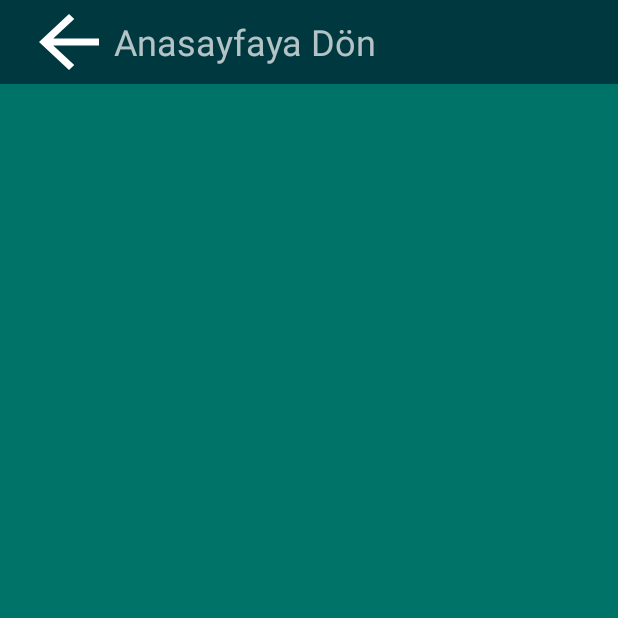
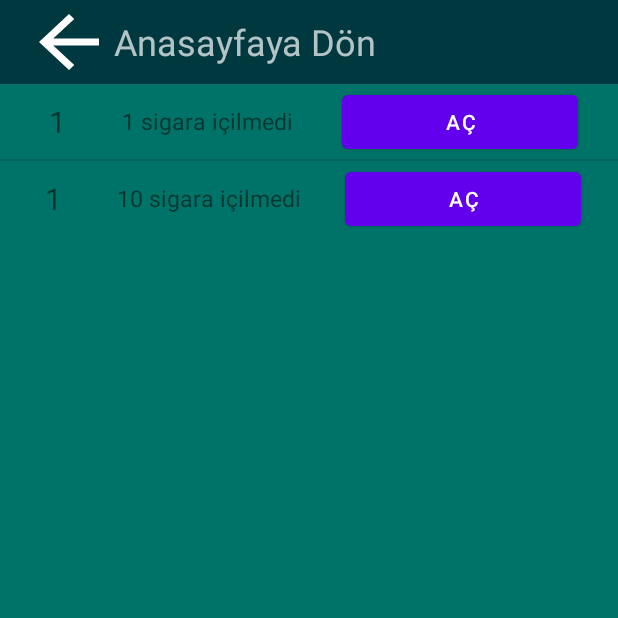
Before and after one commit to ddincerdem/QuitQuick, an Android app: the AchievementActivity screen opened directly, with no data from a screen before it, on a phone screen of 412 x 824 dp, the top half of it. Run offline under Robolectric (Android 15) with nearby library versions, the phone set to English and light mode, and no system bars; our stand-ins replace Room's generated code.

Commit message:
Achievement Activity
Achiviement'lar için ListView ve Adapter sınıfları oluşturuldu.

```diff
--- a/app/src/main/java/com/example/quitquick/AchievementActivity.java
+++ b/app/src/main/java/com/example/quitquick/AchievementActivity.java
@@ -2,13 +2,25 @@ package com.example.quitquick;
 
 import androidx.appcompat.app.AppCompatActivity;
 import androidx.appcompat.widget.Toolbar;
+import androidx.lifecycle.LiveData;
+import androidx.lifecycle.ViewModelProvider;
 
 import android.os.Bundle;
 import android.widget.ImageButton;
+import android.widget.ListView;
+
+import com.example.quitquick.Entities.Achievement;
+import com.example.quitquick.ViewModels.AchievementVM;
+
+import java.util.List;
 
 public class AchievementActivity extends AppCompatActivity {
     Toolbar toolbar;
     ImageButton btnReturnHome;
+    List<Achievement> achievementList;
+    ListView achievements;
+    private AchievementVM achievementVM;
+
     @Override
     protected void onCreate(Bundle savedInstanceState) {
         super.onCreate(savedInstanceState);
@@ -17,12 +29,18 @@ public class AchievementActivity extends AppCompatActivity {
         toolbar = findViewById(R.id.actionBarReturnHome);
         btnReturnHome=findViewById(R.id.btnAppBarReturnHome);
         setSupportActionBar(toolbar);
-        getSupportActionBar().setDisplayShowTitleEnabled(false);
+        achievementVM = new ViewModelProvider(this).get(com.example.quitquick.ViewModels.AchievementVM.class);
+
 
           btnReturnHome.setOnClickListener(v -> {
                 this.finish();
+
            });
 
+        achievementList=achievementVM.getAllAchievements();
+        AchievementAdapter adapter = new AchievementAdapter(AchievementActivity.this,R.layout.achievement_template,achievementList);
+        achievements = findViewById(R.id.lvAchievements);
+        achievements.setAdapter(adapter);
 
     }
 }
--- /dev/null
+++ b/app/src/main/java/com/example/quitquick/AchievementAdapter.java
@@ -0,0 +1,48 @@
+package com.example.quitquick;
+
+import android.content.Context;
+import android.view.LayoutInflater;
+import android.view.View;
+import android.view.ViewGroup;
+import android.widget.ArrayAdapter;
+import android.widget.Button;
+import android.widget.TextView;
+
+import androidx.annotation.NonNull;
+import androidx.annotation.Nullable;
+import androidx.lifecycle.LiveData;
+
+import com.example.quitquick.Entities.Achievement;
+
+import java.lang.reflect.Array;
+import java.util.List;
+
+public class AchievementAdapter extends ArrayAdapter<Achievement> {
+    private List<Achievement> achievements;
+    Context context;
+    int layoutId;
+
+    public AchievementAdapter(@NonNull Context context, int resource, @NonNull List<Achievement> achievementList) {
+        super(context, resource,  achievementList);
+        this.context = context;
+        this.layoutId = resource;
+        this.achievements = achievementList;
+    }
+    public View getView(int position, @Nullable View convertView, @NonNull ViewGroup parent){
+        LayoutInflater inflater =LayoutInflater.from(context);
+        View view = inflater.inflate(layoutId,parent,false);
+
+        TextView tvAchDescription = view.findViewById(R.id.achievementDesc);
+        TextView tvAchProgress = view.findViewById(R.id.achievementProgress);
+        Button btnUnlock = view.findViewById(R.id.btnUnlockTitle);
+
+        Achievement ach = achievements.get(position);
+        tvAchDescription.setText(ach.getAchDesc());
+        tvAchProgress.setText("1");
+
+
+
+
+        return view;
+    }
+}
--- a/app/src/main/java/com/example/quitquick/DAO/qqDAO.java
+++ b/app/src/main/java/com/example/quitquick/DAO/qqDAO.java
@@ -69,10 +69,12 @@ public interface qqDAO {
     @Query("SELECT * FROM USER WHERE UserID = :uid")
     LiveData<List<UserWithAchivements>> getUserWithAchievements(int uid);
 
-    @Transaction
+
     @Query("SELECT * FROM ACHIEVEMENT")
-     List<Achievement> getAllAchievements();
+    List<Achievement> getAllAchievements();
 
+    @Insert
+    void insertAchievement(Achievement achievement);
 
     //UserWithUnvan Queries
 
--- a/app/src/main/java/com/example/quitquick/Repository/AchievementREP.java
+++ b/app/src/main/java/com/example/quitquick/Repository/AchievementREP.java
@@ -3,6 +3,7 @@ package com.example.quitquick.Repository;
 import android.app.Application;
 
 import androidx.lifecycle.LiveData;
+import androidx.room.Insert;
 import androidx.room.Query;
 
 import com.example.quitquick.DAO.qqDAO;
@@ -13,16 +14,20 @@ import java.util.List;
 
 public class AchievementREP {
     private qqDAO dao;
-    private LiveData<List<Achievement>> liveDataAchievements;
+    private List<Achievement> liveDataAchievements;
 
     public AchievementREP(Application application){
         QuitQuickDB db = QuitQuickDB.getDB(application.getApplicationContext());
         dao = db.getDao();
-        //liveDataAchievements =dao.getAllA();
+
     }
 
     @Query("Select * from ACHIEVEMENT")
-    public LiveData<List<Achievement>>getAllAchievements(){return liveDataAchievements;}
+    public List<Achievement>getAllAchievements(){return dao.getAllAchievements();}
 
+    @Insert
+    public void insertAchievement(Achievement achievement) {
+        dao.insertAchievement(achievement);
+    }
 
 }
--- a/app/src/main/java/com/example/quitquick/ViewModels/AchievementVM.java
+++ b/app/src/main/java/com/example/quitquick/ViewModels/AchievementVM.java
@@ -17,15 +17,16 @@ import java.util.List;
 public class AchievementVM extends AndroidViewModel {
 
     private AchievementREP achievementRep;
-    private LiveData<List<Achievement>> liveAchievements;
+    private List<Achievement> liveAchievements;
     public AchievementVM(@NonNull @NotNull Application application) {
         super(application);
         achievementRep = new AchievementREP(application);
-        liveAchievements = achievementRep.getAllAchievements();
     }
 
     @Query("Select * from ACHIEVEMENT")
-    public LiveData<List<Achievement>>getAllAchievements(){return liveAchievements;}
-
+    public List<Achievement>getAllAchievements(){return achievementRep.getAllAchievements();}
+    void insertAchievement(Achievement achievement){
+        achievementRep.insertAchievement(achievement);
+    }
 
 }
--- /dev/null
+++ b/app/src/main/res/layout/achievement_template.xml
@@ -0,0 +1,44 @@
+<?xml version="1.0" encoding="utf-8"?>
+<androidx.constraintlayout.widget.ConstraintLayout xmlns:android="http://schemas.android.com/apk/res/android"
+    xmlns:tools="http://schemas.android.com/tools"
+    android:layout_width="match_parent"
+    android:layout_height="wrap_content"
+    xmlns:app="http://schemas.android.com/apk/res-auto">
+
+
+    <TextView
+        android:padding="5dp"
+        android:id="@+id/achievementProgress"
+        android:layout_width="wrap_content"
+        android:layout_height="wrap_content"
+        android:text="1/20"
+        android:textSize="20sp"
+        app:layout_constraintStart_toStartOf="parent"
+        app:layout_constraintEnd_toStartOf="@id/achievementDesc"
+        android:gravity="center"
+        app:layout_constraintBottom_toBottomOf="parent"
+        app:layout_constraintTop_toTopOf="parent"/>
+    <TextView
+        android:id="@+id/achievementDesc"
+        android:layout_width="wrap_content"
+        android:layout_height="50dp"
+        android:text="İçilmeyen Sigaraaaaaa"
+        android:gravity="center"
+        android:textSize="15sp"
+        app:layout_constraintEnd_toStartOf="@+id/btnUnlockTitle"
+        app:layout_constraintStart_toEndOf="@id/achievementProgress"
+        app:layout_constraintTop_toTopOf="parent"
+        android:padding="5dp"/>
+
+
+    <Button
+        android:padding="5dp"
+        android:id="@+id/btnUnlockTitle"
+        android:layout_width="157dp"
+        android:layout_height="wrap_content"
+        android:text="Aç"
+        app:layout_constraintTop_toTopOf="parent"
+        app:layout_constraintBottom_toBottomOf="parent"
+        app:layout_constraintEnd_toEndOf="parent"
+        app:layout_constraintStart_toEndOf="@id/achievementDesc"/>
+</androidx.constraintlayout.widget.ConstraintLayout>
--- a/app/src/main/res/layout/activity_achievement.xml
+++ b/app/src/main/res/layout/activity_achievement.xml
@@ -6,5 +6,18 @@
     android:layout_height="match_parent"
     tools:context=".AchievementActivity"
     android:background="@color/green3">
-    <include layout="@layout/action_bar_return_home"></include>
+
+    <include
+        android:id="@+id/include2"
+        layout="@layout/action_bar_return_home"></include>
+
+    <ListView
+        android:layout_width="match_parent"
+        android:layout_height="wrap_content"
+        android:id="@+id/lvAchievements"
+        app:layout_constraintEnd_toEndOf="parent"
+        app:layout_constraintStart_toEndOf="parent"
+        app:layout_constraintTop_toBottomOf="@+id/include2">
+
+    </ListView>
 </androidx.constraintlayout.widget.ConstraintLayout>
```
Also changed, not shown: app/src/main/java/com/example/quitquick/Entities/Achievement.java (+33 -5 lines), app/src/main/java/com/example/quitquick/HealthActivity.java (+7 -0 lines), app/src/main/java/com/example/quitquick/RoomDB/QuitQuickDB.java (+19 -0 lines).
